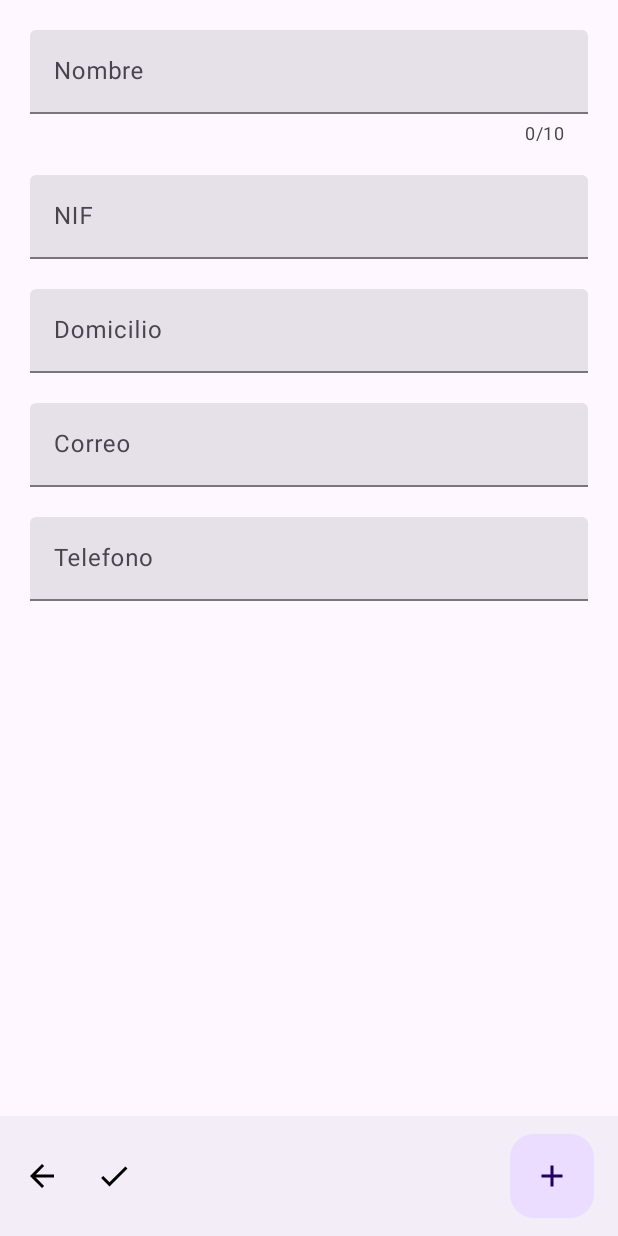
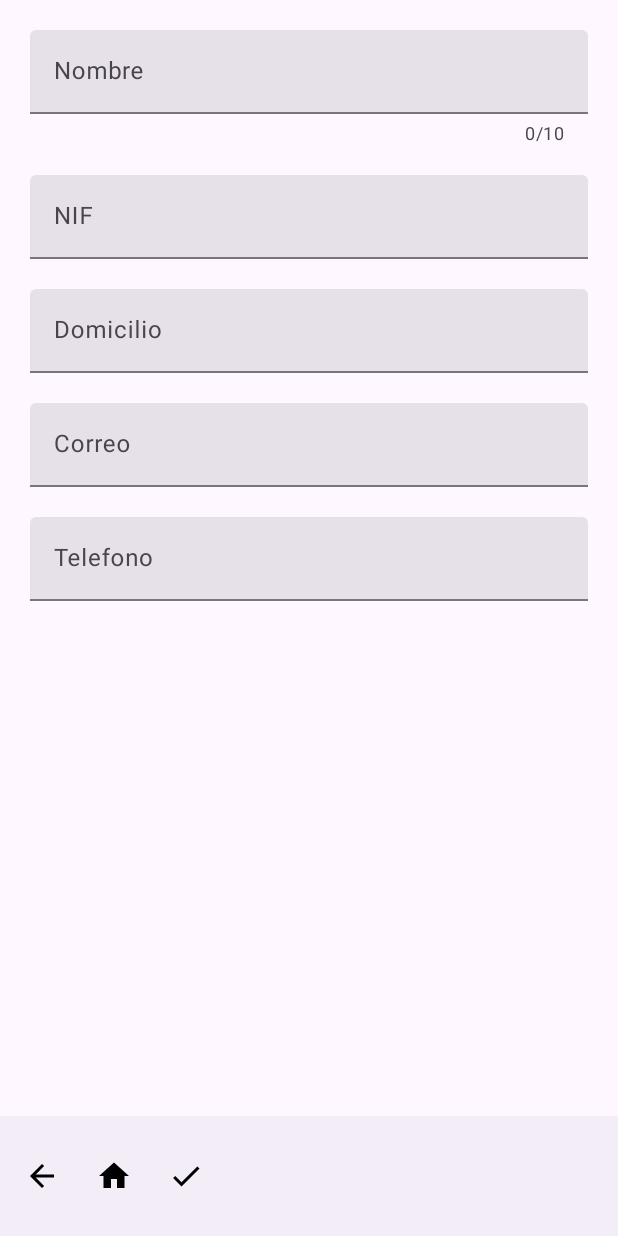
Before and after one commit to denisanat/final-ciclo, an Android app: the fragment NewClienteFragment placed in its activity, on a phone screen of 412 x 824 dp. Run offline under Robolectric (Android 15) with nearby library versions, the phone set to English and light mode, and no system bars; our stand-ins replace Room's generated code.

Commit message:
BottomAppBar

```diff
--- a/app/src/main/java/com/deanil/proyecto/ui/clientes/fragments/ClientesFragment.kt
+++ b/app/src/main/java/com/deanil/proyecto/ui/clientes/fragments/ClientesFragment.kt
@@ -98,6 +98,8 @@
         clearItems()
         appbar.menu.getItem(0).setVisible(true)
         appbar.menu.getItem(1).setVisible(true)
+        requireActivity().findViewById<FloatingActionButton>(R.id.btnAdd)
+            .visibility = View.VISIBLE
     }
 
 }
--- a/app/src/main/java/com/deanil/proyecto/ui/clientes/fragments/NewClienteFragment.kt
+++ b/app/src/main/java/com/deanil/proyecto/ui/clientes/fragments/NewClienteFragment.kt
@@ -3,14 +3,17 @@
 import android.os.Bundle
 import androidx.fragment.app.Fragment
 import android.view.LayoutInflater
+import android.view.MenuItem
 import android.view.View
 import android.view.ViewGroup
 import android.widget.Toast
+import androidx.core.content.ContextCompat
 import com.deanil.proyecto.R
 import com.deanil.proyecto.data.db.DataApplication
 import com.deanil.proyecto.data.entities.ClienteEntity
 import com.deanil.proyecto.databinding.FragmentNewClienteBinding
 import com.google.android.material.bottomappbar.BottomAppBar
+import com.google.android.material.floatingactionbutton.FloatingActionButton
 
 class NewClienteFragment : Fragment() {
 
@@ -28,7 +31,6 @@
         return binding.root
     }
 
-
     private fun clearItems() {
         for (i in 0..<appbar.menu.size())
             appbar.menu.getItem(i).setVisible(false)
@@ -37,23 +39,17 @@
     private fun setupAppbar() {
         clearItems()
         appbar.menu.getItem(0).setVisible(true)
-        appbar.menu.getItem(3).setVisible(true)
-
-        appbar.setOnMenuItemClickListener { menuItem ->
-            when (menuItem.itemId) {
-                R.id.action_agree -> {
-                    crearCliente()
-                    true
-                }
-
-                R.id.action_back -> {
-                    requireActivity().supportFragmentManager.popBackStack()
-                    true
-                }
-
-                else -> false
+        appbar.menu.getItem(1).setVisible(true)
+        appbar.menu.add("add").apply {
+            icon = ContextCompat.getDrawable(requireContext(), R.drawable.ic_check_24dp)
+            setShowAsAction(MenuItem.SHOW_AS_ACTION_ALWAYS)
+            setOnMenuItemClickListener {
+                crearCliente()
+                true
             }
         }
+        requireActivity().findViewById<FloatingActionButton>(R.id.btnAdd)
+            .visibility = View.GONE
     }
 
     private fun validarForm(): Boolean {
@@ -78,10 +74,7 @@
                 DataApplication.database.clienteDao().insertCliente(cliente)
             }.start()
             val fragmentManager = requireActivity().supportFragmentManager
-            fragmentManager.beginTransaction()
-                .replace(R.id.fragmentContainer, ClientesFragment())
-                .addToBackStack(null)
-                .commit()
+            fragmentManager.popBackStack()
         }
     }
 }
--- a/app/src/main/java/com/deanil/proyecto/ui/facturas/fragments/FacturasFragment.kt
+++ b/app/src/main/java/com/deanil/proyecto/ui/facturas/fragments/FacturasFragment.kt
@@ -62,6 +62,8 @@
             appbar.menu.getItem(i).setVisible(false)
         appbar.menu.getItem(0).setVisible(true)
         appbar.menu.getItem(1).setVisible(true)
+        requireActivity().findViewById<FloatingActionButton>(R.id.btnAdd)
+            .visibility = View.VISIBLE
     }
 
     private fun setupRecycler() {
--- a/app/src/main/java/com/deanil/proyecto/ui/facturas/fragments/NewFacturaFragment.kt
+++ b/app/src/main/java/com/deanil/proyecto/ui/facturas/fragments/NewFacturaFragment.kt
@@ -291,6 +291,8 @@
             Thread {
                 DataApplication.database.facturaDao().insertFactura(factura)
             }.start()
+            val fragmentManager = requireActivity().supportFragmentManager
+            fragmentManager.popBackStack()
         }
     }
 
--- a/app/src/main/java/com/deanil/proyecto/ui/home/activities/MainActivity.kt
+++ b/app/src/main/java/com/deanil/proyecto/ui/home/activities/MainActivity.kt
@@ -50,6 +50,9 @@
                     supportFragmentManager.beginTransaction()
                         .replace(binding.fragmentContainer.id, HomeFragment())
                         .commit()
+                    for (i in 0 ..  supportFragmentManager.backStackEntryCount) {
+                        supportFragmentManager.popBackStack()
+                    }
                     true
                 }
 
--- a/app/src/main/java/com/deanil/proyecto/ui/home/fragments/HomeFragment.kt
+++ b/app/src/main/java/com/deanil/proyecto/ui/home/fragments/HomeFragment.kt
@@ -8,15 +8,19 @@
 import androidx.coordinatorlayout.widget.CoordinatorLayout
 import com.deanil.proyecto.R
 import com.deanil.proyecto.databinding.FragmentHomeBinding
+import com.deanil.proyecto.ui.albaranes.fragments.AlbaranesFragment
 import com.deanil.proyecto.ui.clientes.fragments.ClientesFragment
 import com.deanil.proyecto.ui.facturas.fragments.FacturasFragment
 import com.deanil.proyecto.ui.home.activities.MainActivity
 import com.deanil.proyecto.ui.productos.fragments.ProductosFragment
 import com.google.android.material.bottomappbar.BottomAppBar
+import com.google.android.material.floatingactionbutton.FloatingActionButton
 
 class HomeFragment : Fragment() {
 
     private lateinit var binding: FragmentHomeBinding
+
+    private lateinit var appbar: BottomAppBar
 
     override fun onCreateView(
         inflater: LayoutInflater,
@@ -24,8 +28,9 @@
         savedInstanceState: Bundle?
     ): View {
         binding = FragmentHomeBinding.inflate(inflater, container, false)
+        appbar = requireActivity().findViewById(R.id.appbar)
 
-        setVisibilityAppBarButtons()
+        setupAppbar()
 
         val fragmentManager = requireActivity().supportFragmentManager
         binding.btnClientes.apply {
@@ -61,17 +66,22 @@
         binding.btnAlbaranes.apply {
             setButtonIcon(R.drawable.albaran)
             setButtonText("Albaranes")
+            setOnClickListener {
+                fragmentManager.beginTransaction()
+                    .replace(R.id.fragmentContainer, AlbaranesFragment())
+                    .addToBackStack(null)
+                    .commit()
+            }
         }
 
         return binding.root
     }
 
-    override fun onStop() {
-        super.onStop()
-        requireActivity().findViewById<CoordinatorLayout>(R.id.app_bar).visibility = View.VISIBLE
-    }
-
-    fun setVisibilityAppBarButtons() {
-        requireActivity().findViewById<CoordinatorLayout>(R.id.app_bar).visibility = View.GONE
+    private fun setupAppbar() {
+        for (i in 0..<appbar.menu.size())
+            appbar.menu.getItem(i).setVisible(false)
+        appbar.menu.getItem(3).setVisible(true)
+        requireActivity().findViewById<FloatingActionButton>(R.id.btnAdd)
+            .visibility = View.GONE
     }
 }
--- a/app/src/main/java/com/deanil/proyecto/ui/productos/fragments/ProductosFragment.kt
+++ b/app/src/main/java/com/deanil/proyecto/ui/productos/fragments/ProductosFragment.kt
@@ -79,6 +79,8 @@
         clearItems()
         appbar.menu.getItem(0).setVisible(true)
         appbar.menu.getItem(1).setVisible(true)
+        requireActivity().findViewById<FloatingActionButton>(R.id.btnAdd)
+            .visibility = View.VISIBLE
     }
 
 }
--- a/app/src/main/res/menu/bottom_app_bar.xml
+++ b/app/src/main/res/menu/bottom_app_bar.xml
@@ -21,12 +21,6 @@
         app:showAsAction="always"/>
 
     <item
-        android:id="@+id/action_agree"
-        android:icon="@drawable/ic_check_24dp"
-        android:title="Agree"
-        app:showAsAction="always"/>
-
-    <item
         android:id="@+id/action_settings"
         android:icon="@drawable/ic_settings_24dp"
         android:title="Settings"
```
Also changed, not shown: app/src/main/java/com/deanil/proyecto/ui/albaranes/fragments/AlbaranesFragment.kt (added, +60 -0 lines), app/src/main/res/layout/fragment_albaranes.xml (added, +14 -0 lines).
